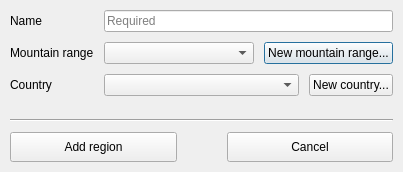
Above: src/ui/region_dialog.ui from svetter/pal before the change. Below: the same form after it.
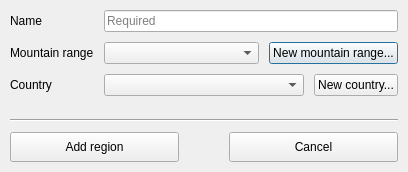
That is the form after the change. Icons and pictures are not drawn.

Diff of the .ui file:
```diff
--- a/src/ui/region_dialog.ui
+++ b/src/ui/region_dialog.ui
@@ -6,7 +6,7 @@
    <rect>
     <x>0</x>
     <y>0</y>
-    <width>375</width>
+    <width>408</width>
     <height>172</height>
    </rect>
   </property>
```
Left out of the diff: 8 changed lines with no effect on the pictures.
